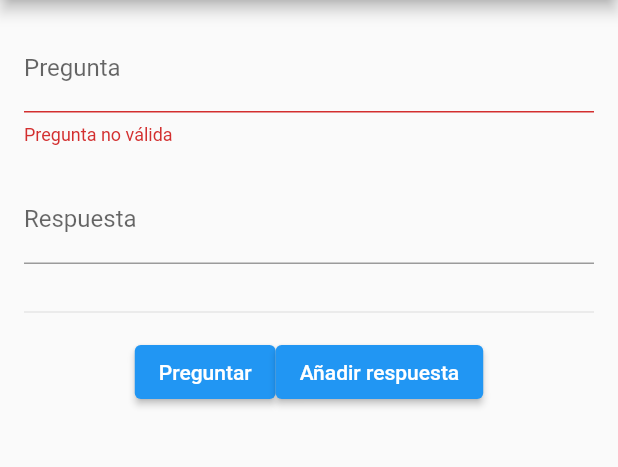
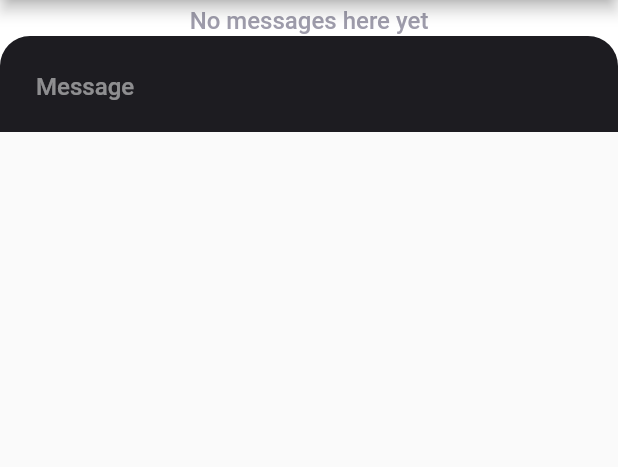
Before and after one commit to Rookie-Roosters/chatbot, a Flutter app: the screen it shows after launch, on a phone screen of 412 x 824 dp, the part 84-551 px from its top. Run offline on Flutter 3.47's test engine with Material 2 defaults, Android fonts, the phone set to English and light mode, and no system bars; our stand-ins replace flutter_chat_types, flutter_chat_ui, get, logger; missing offline and left inert: mysql1.

Commit message:
Chatbot ui

```diff
--- a/lib/main.dart
+++ b/lib/main.dart
@@ -1,3 +1,4 @@
+import 'package:chatbot/pages/chatbot_controller.dart';
 import 'package:chatbot/pages/home.dart';
 import 'package:flutter/material.dart';
 import 'package:get/get.dart';
@@ -10,4 +11,5 @@ void main() async {
 
 Future<void> initServices() async {
   await Get.putAsync(() => DatabaseService().init());
+  Get.put(ChatbotController());
 }
--- /dev/null
+++ b/lib/pages/chatbot_controller.dart
@@ -0,0 +1,77 @@
+import 'dart:math';
+import 'package:chatbot/models/answer.dart';
+import 'package:chatbot/models/question.dart';
+import 'package:get/get.dart';
+import 'package:flutter_chat_types/flutter_chat_types.dart' as types;
+import '../utils/random_string.dart';
+
+enum ChatStatus {
+  waitingAnswer,
+  waitingQuestion,
+  writing,
+}
+
+final _notFoundResponses = [
+  'No recuerdo muy bien... ¿Me podrías refrescar la memoria y decirme cuál es la respuesta? *guiño guiño*',
+  'Esa no venía en la tarea, ¿me soplas la respuesta?',
+];
+
+final _foundResponses = [
+  'Elemental, mi querido Watson. La respuesta es: ',
+  'Pero por su pollo que me la sabanas. ',
+];
+
+final _newAnswerResponses = ['Entendido y anotado!', 'Cada día se aprende algo nuevo', 'Gracias por el dato, crack'];
+
+final _waitingQuestionResponses = [
+  '¿Algo más en lo que pueda ayudarte?',
+  '¿Tienes alguna otra pregunta?',
+];
+
+class ChatbotController extends GetxController {
+  List<types.Message> messages = [];
+  final user = const types.User(id: 'user');
+  final chatbot = const types.User(id: 'chatbot');
+  var status = ChatStatus.waitingAnswer.obs;
+  int lastQuestion = -1;
+
+  void handleSendPressed(types.PartialText message) {
+    createMessage(message.text, user);
+    chatbotResponse(message);
+  }
+
+  Future<void> chatbotResponse(types.PartialText message) async {
+    if (status.value == ChatStatus.waitingAnswer) {
+      status(ChatStatus.writing);
+      await 1.seconds.delay();
+      await Answer(question: Question(id: lastQuestion, text: ''), text: message.text.toLowerCase()).add();
+      createMessage(_newAnswerResponses[Random().nextInt(_newAnswerResponses.length)]);
+      createMessage(_waitingQuestionResponses[Random().nextInt(_waitingQuestionResponses.length)]);
+      status(ChatStatus.waitingQuestion);
+    } else if (status.value == ChatStatus.waitingQuestion) {
+      lastQuestion = await Question.getIdByText(message.toString().toLowerCase());
+      status(ChatStatus.writing);
+      await 1.seconds.delay();
+      if (lastQuestion == -1) {
+        createMessage(_notFoundResponses[Random().nextInt(_notFoundResponses.length)]);
+        status(ChatStatus.waitingAnswer);
+      } else {
+        final answers = await Answer.getByQuestion(lastQuestion);
+        final answer = answers[Random().nextInt(answers.length)];
+        createMessage('${_foundResponses[Random().nextInt(_foundResponses.length)]} ${answer.text}');
+        status(ChatStatus.waitingQuestion);
+      }
+    }
+  }
+
+  types.TextMessage createMessage(String text, [types.User? author]) {
+    final message = types.TextMessage(
+      id: getRandomString(16),
+      author: author ?? chatbot,
+      createdAt: DateTime.now().millisecondsSinceEpoch,
+      text: text,
+    );
+    messages.insert(0, message);
+    return message;
+  }
+}
--- /dev/null
+++ b/lib/pages/chatbot_view.dart
@@ -0,0 +1,17 @@
+import 'package:chatbot/pages/chatbot_controller.dart';
+import 'package:flutter/material.dart';
+import 'package:get/get.dart';
+import 'package:flutter_chat_ui/flutter_chat_ui.dart';
+
+class ChatbotView extends GetView<ChatbotController> {
+  const ChatbotView({Key? key}) : super(key: key);
+
+  @override
+  Widget build(BuildContext context) {
+    return Chat(
+      messages: controller.messages,
+      onSendPressed: controller.handleSendPressed,
+      user: controller.user,
+    );
+  }
+}
--- a/lib/pages/home.dart
+++ b/lib/pages/home.dart
@@ -1,8 +1,9 @@
 import 'dart:math';
-
 import 'package:chatbot/models/answer.dart';
 import 'package:chatbot/models/question.dart';
 import 'package:flutter/material.dart';
+import 'package:flutter_chat_types/flutter_chat_types.dart' as types;
+import 'chatbot_view.dart';
 
 class Home extends StatelessWidget {
   const Home({Key? key}) : super(key: key);
@@ -19,7 +20,7 @@ class Home extends StatelessWidget {
         ),
         body: const SafeArea(
           child: SingleChildScrollView(
-            child: ChatBot(),
+            child: ChatbotView(),
           ),
         ),
       ),
@@ -91,8 +92,7 @@ class _ChatBotState extends State<ChatBot> {
               decoration: const InputDecoration(
                 labelText: 'Pregunta',
               ),
-              validator: (value) =>
-                  value!.length > 3 ? null : 'Pregunta no válida',
+              validator: (value) => value!.length > 3 ? null : 'Pregunta no válida',
               onSaved: (value) => question.text = value ?? '',
               onChanged: (value) {
                 if (add || answer.text != '' || exist) {
@@ -113,25 +113,21 @@ class _ChatBotState extends State<ChatBot> {
               decoration: const InputDecoration(
                 labelText: 'Respuesta',
               ),
-              validator: (value) => add
-                  ? (value!.length > 3 ? null : 'Respuesta no válida')
-                  : null,
+              validator: (value) => add ? (value!.length > 3 ? null : 'Respuesta no válida') : null,
               onSaved: (value) => answer.text = value ?? '',
               onChanged: (value) {
                 if (!add) {
                   setState(() {
                     add = true;
                   });
-                } else if(value == '') {
+                } else if (value == '') {
                   setState(() {
                     add = false;
                   });
                 }
               },
             ),
-            Text(exist
-                ? 'Aún no existe una respuesta a tu pregunta, añade una respuesta'
-                : ''),
+            Text(exist ? 'Aún no existe una respuesta a tu pregunta, añade una respuesta' : ''),
             const Divider(
               height: 32.0,
             ),
--- a/lib/services/database_service.dart
+++ b/lib/services/database_service.dart
@@ -8,7 +8,7 @@ class DatabaseService extends GetxService {
   late final MySqlConnection connection;
 
   final _settings = ConnectionSettings(
-    host: '192.168.1.69', //ip local
+    host: '192.168.0.1', //ip local
     port: 3306,
     user: 'root',
     // password: '',
--- /dev/null
+++ b/lib/utils/random_string.dart
@@ -0,0 +1,6 @@
+import 'dart:math';
+
+const _chars = 'AaBbCcDdEeFfGgHhIiJjKkLlMmNnOoPpQqRrSsTtUuVvWwXxYyZz1234567890';
+Random _rnd = Random();
+
+String getRandomString(int length) => String.fromCharCodes(Iterable.generate(length, (_) => _chars.codeUnitAt(_rnd.nextInt(_chars.length))));
--- a/pubspec.yaml
+++ b/pubspec.yaml
@@ -42,6 +42,7 @@ dev_dependencies:
   get_storage: ^2.0.3
   mysql1: ^0.19.2
   logger: ^1.1.0
+  flutter_chat_ui: ^1.5.2
 
   # The "flutter_lints" package below contains a set of recommended lints to
   # encourage good coding practices. The lint set provided by the package is
```
Also changed, not shown: pubspec.lock.
